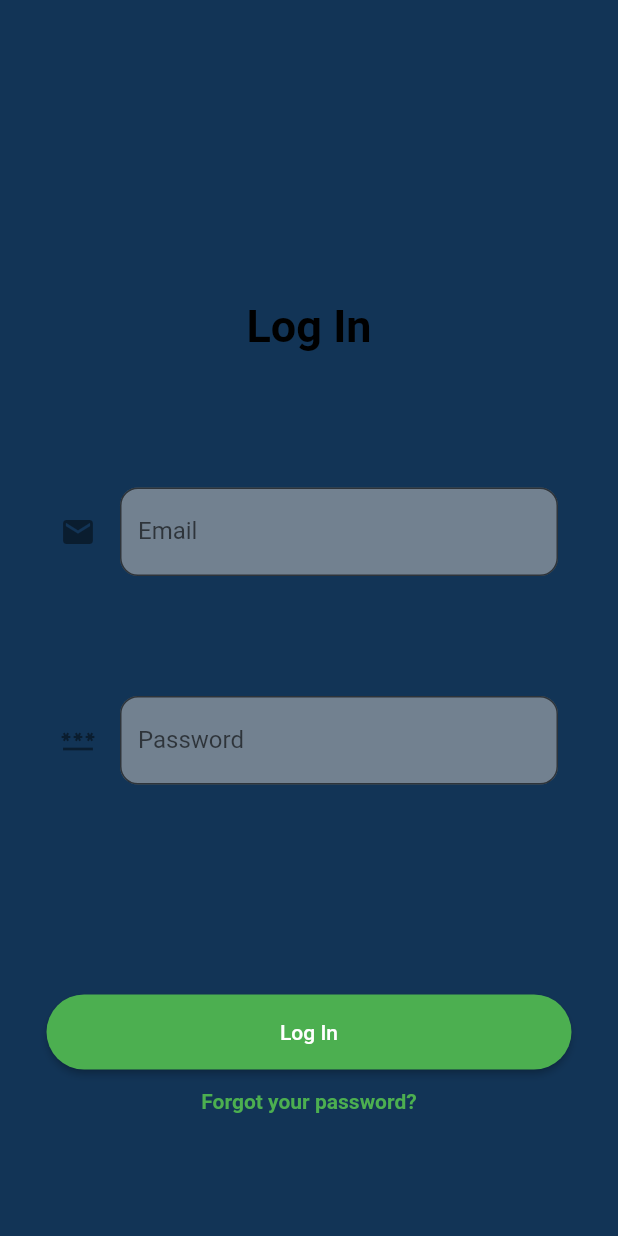
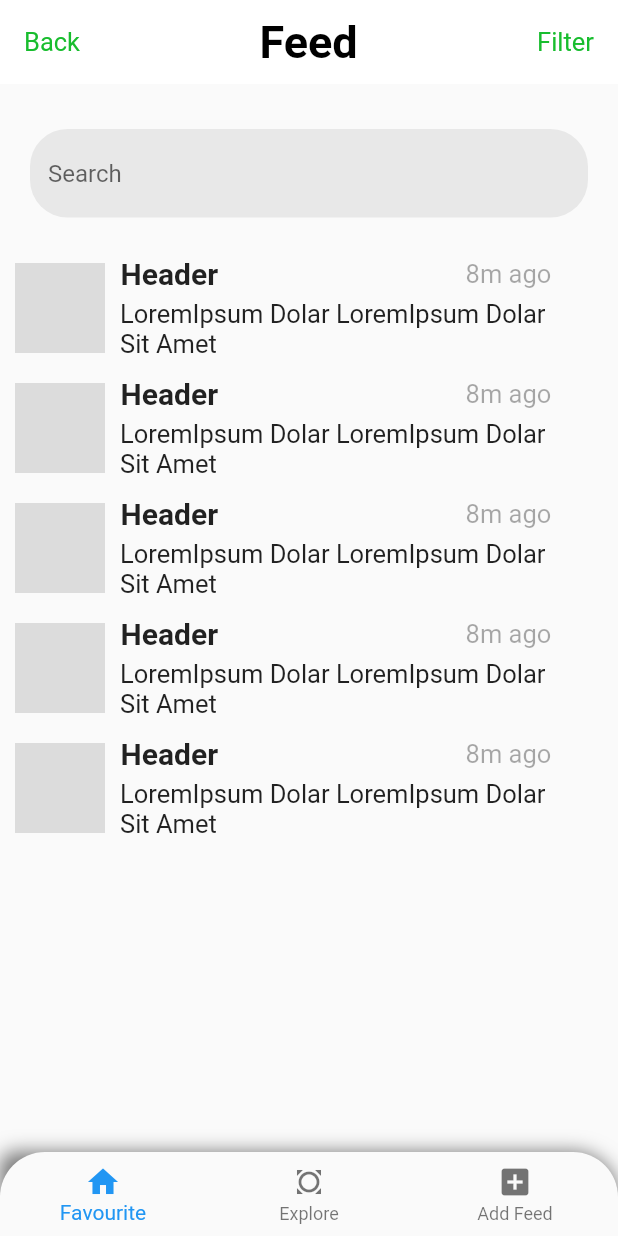
Before and after one commit to bedirhanayydin/Flutter-Application, a Flutter app: the screen it shows after launch, after a tap on "Log In", on a phone screen of 412 x 824 dp. Run offline on Flutter 3.47's test engine with Material 2 defaults, Android fonts, the phone set to English and light mode, and no system bars; Roboto replaces fonts that are missing (RobotoMono).

Commit message:
added feed screen

```diff
--- /dev/null
+++ b/lib/widgets/feed_screen.dart
@@ -0,0 +1,321 @@
+// ignore_for_file: prefer_const_constructors, prefer_const_literals_to_create_immutables
+
+import 'package:flutter/material.dart';
+
+class FeedScreen extends StatelessWidget {
+  const FeedScreen({Key? key}) : super(key: key);
+
+  @override
+  Widget build(BuildContext context) {
+    return Scaffold(
+      resizeToAvoidBottomInset: false,
+      appBar: AppBar(
+        automaticallyImplyLeading: false,
+        centerTitle: true,
+        backgroundColor: Color.fromARGB(255, 255, 255, 255),
+        elevation: 0.0, //çizgiyi kaldırdım
+        title: Row(
+          children: <Widget>[
+            Text(
+              'Back',
+              style: TextStyle(
+                  fontWeight: FontWeight.w400,
+                  fontSize: 17,
+                  color: Color.fromARGB(255, 24, 189, 46)),
+            ),
+            Text(
+              'Feed',
+              style: TextStyle(
+                  fontWeight: FontWeight.bold,
+                  fontSize: 30,
+                  color: Colors.black),
+            ),
+            Text(
+              'Filter',
+              style: TextStyle(
+                  fontWeight: FontWeight.w400,
+                  fontSize: 17,
+                  color: Color.fromARGB(255, 24, 189, 46)),
+            ),
+          ],
+          mainAxisAlignment: MainAxisAlignment.spaceBetween,
+        ),
+      ),
+      body: Column(
+        mainAxisAlignment: MainAxisAlignment.start,
+        children: [
+          Padding(
+            padding: const EdgeInsets.only(left: 20.0, right: 20, top: 30),
+            child: TextField(
+              textAlign: TextAlign.start,
+              decoration: InputDecoration(
+                filled: true,
+                fillColor: Color.fromARGB(76, 189, 189, 189),
+                hintText: 'Search',
+                border: OutlineInputBorder(
+                  borderSide: BorderSide.none,
+                  borderRadius: BorderRadius.circular(25),
+                ),
+              ),
+            ),
+          ),
+          SizedBox(height: 20),
+          Expanded(
+            child: Column(
+              children: [
+                Row(
+                  children: [
+                    Align(
+                      alignment: Alignment.centerLeft,
+                      child: Icon(
+                        Icons.square,
+                        color: Color.fromARGB(82, 158, 158, 158),
+                        size: 80,
+                      ),
+                    ),
+                    Column(
+                      children: [
+                        Row(
+                          children: <Widget>[
+                            Text(
+                              'Header',
+                              style: TextStyle(
+                                  fontWeight: FontWeight.bold, fontSize: 20),
+                            ),
+                            SizedBox(
+                              width: 165,
+                            ),
+                            Text(
+                              '8m ago',
+                              style: TextStyle(
+                                  color: Color.fromARGB(87, 0, 0, 0),
+                                  fontWeight: FontWeight.normal,
+                                  fontSize: 17),
+                            ),
+                          ],
+                        ),
+                        SizedBox(
+                          height: 5,
+                        ),
+                        Text(
+                          'LoremIpsum Dolar LoremIpsum Dolar \nSit Amet',
+                          style: TextStyle(
+                              fontWeight: FontWeight.normal, fontSize: 17),
+                        ),
+                      ],
+                    ),
+                  ],
+                ),
+                Row(
+                  children: [
+                    Align(
+                      alignment: Alignment.centerLeft,
+                      child: Icon(
+                        Icons.square,
+                        color: Color.fromARGB(82, 158, 158, 158),
+                        size: 80,
+                      ),
+                    ),
+                    Column(
+                      children: [
+                        Row(
+                          children: <Widget>[
+                            Text(
+                              'Header',
+                              style: TextStyle(
+                                  fontWeight: FontWeight.bold, fontSize: 20),
+                            ),
+                            SizedBox(
+                              width: 165,
+                            ),
+                            Text(
+                              '8m ago',
+                              style: TextStyle(
+                                  color: Color.fromARGB(87, 0, 0, 0),
+                                  fontWeight: FontWeight.normal,
+                                  fontSize: 17),
+                            ),
+                          ],
+                        ),
+                        SizedBox(
+                          height: 5,
+                        ),
+                        Text(
+                          'LoremIpsum Dolar LoremIpsum Dolar \nSit Amet',
+                          style: TextStyle(
+                              fontWeight: FontWeight.normal, fontSize: 17),
+                        ),
+                      ],
+                    ),
+                  ],
+                ),
+                Row(
+                  children: [
+                    Align(
+                      alignment: Alignment.centerLeft,
+                      child: Icon(
+                        Icons.square,
+                        color: Color.fromARGB(82, 158, 158, 158),
+                        size: 80,
+                      ),
+                    ),
+                    Column(
+                      children: [
+                        Row(
+                          children: <Widget>[
+                            Text(
+                              'Header',
+                              style: TextStyle(
+                                  fontWeight: FontWeight.bold, fontSize: 20),
+                            ),
+                            SizedBox(
+                              width: 165,
+                            ),
+                            Text(
+                              '8m ago',
+                              style: TextStyle(
+                                  color: Color.fromARGB(87, 0, 0, 0),
+                                  fontWeight: FontWeight.normal,
+                                  fontSize: 17),
+                            ),
+                          ],
+                        ),
+                        SizedBox(
+                          height: 5,
+                        ),
+                        Text(
+                          'LoremIpsum Dolar LoremIpsum Dolar \nSit Amet',
+                          style: TextStyle(
+                              fontWeight: FontWeight.normal, fontSize: 17),
+                        ),
+                      ],
+                    ),
+                  ],
+                ),
+                Row(
+                  children: [
+                    Align(
+                      alignment: Alignment.centerLeft,
+                      child: Icon(
+                        Icons.square,
+                        color: Color.fromARGB(82, 158, 158, 158),
+                        size: 80,
+                      ),
+                    ),
+                    Column(
+                      children: [
+                        Row(
+                          children: <Widget>[
+                            Text(
+                              'Header',
+                              style: TextStyle(
+                                  fontWeight: FontWeight.bold, fontSize: 20),
+                            ),
+                            SizedBox(
+                              width: 165,
+                            ),
+                            Text(
+                              '8m ago',
+                              style: TextStyle(
+                                  color: Color.fromARGB(87, 0, 0, 0),
+                                  fontWeight: FontWeight.normal,
+                                  fontSize: 17),
+                            ),
+                          ],
+                        ),
+                        SizedBox(
+                          height: 5,
+                        ),
+                        Text(
+                          'LoremIpsum Dolar LoremIpsum Dolar \nSit Amet',
+                          style: TextStyle(
+                              fontWeight: FontWeight.normal, fontSize: 17),
+                        ),
+                      ],
+                    ),
+                  ],
+                ),
+                Row(
+                  children: [
+                    Align(
+                      alignment: Alignment.centerLeft,
+                      child: Icon(
+                        Icons.square,
+                        color: Color.fromARGB(82, 158, 158, 158),
+                        size: 80,
+                      ),
+                    ),
+                    Column(
+                      children: [
+                        Row(
+                          children: <Widget>[
+                            Text(
+                              'Header',
+                              style: TextStyle(
+                                  fontWeight: FontWeight.bold, fontSize: 20),
+                            ),
+                            SizedBox(
+                              width: 165,
+                            ),
+                            Text(
+                              '8m ago',
+                              style: TextStyle(
+                                  color: Color.fromARGB(87, 0, 0, 0),
+                                  fontWeight: FontWeight.normal,
+                                  fontSize: 17),
+                            ),
+                          ],
+                        ),
+                        SizedBox(
+                          height: 5,
+                        ),
+                        Text(
+                          'LoremIpsum Dolar LoremIpsum Dolar \nSit Amet',
+                          style: TextStyle(
+                              fontWeight: FontWeight.normal, fontSize: 17),
+                        ),
+                      ],
+                    ),
+                  ],
+                ),
+              ],
+            ),
+          ),
+        ],
+      ),
+      bottomNavigationBar: Container(
+          decoration: BoxDecoration(
+            borderRadius: BorderRadius.only(
+                topRight: Radius.circular(30), topLeft: Radius.circular(10)),
+            boxShadow: [
+              BoxShadow(
+                  color: Color.fromARGB(134, 0, 0, 0),
+                  spreadRadius: 0,
+                  blurRadius: 10),
+            ],
+          ),
+          child: ClipRRect(
+            borderRadius: BorderRadius.only(
+              topLeft: Radius.circular(30.0),
+              topRight: Radius.circular(30.0),
+            ),
+            child: BottomNavigationBar(
+              items: <BottomNavigationBarItem>[
+                BottomNavigationBarItem(
+                  icon: Icon(Icons.home),
+                  label: ('Favourite'),
+                ),
+                BottomNavigationBarItem(
+                  icon: Icon(Icons.all_out_outlined),
+                  label: ('Explore'),
+                ),
+                BottomNavigationBarItem(
+                  icon: Icon(Icons.add_box),
+                  label: ('Add Feed'),
+                ),
+              ],
+            ),
+          )),
+    );
+  }
+}
--- a/lib/widgets/login_screen.dart
+++ b/lib/widgets/login_screen.dart
@@ -1,6 +1,7 @@
 // ignore_for_file: prefer_const_constructors_in_immutables, prefer_const_constructors, prefer_const_literals_to_create_immutables, avoid_unnecessary_containers
 
 import 'package:flutter/material.dart';
+import 'package:flutter_application_3/widgets/feed_screen.dart';
 
 class LoginScreen extends StatefulWidget {
   LoginScreen({Key? key}) : super(key: key);
@@ -81,7 +82,11 @@ class _LoginScreenState extends State<LoginScreen> {
                   ),
                   minimumSize: Size(350, 50),
                 ),
-                onPressed: () {},
+                onPressed: () {
+                  Navigator.push(context, MaterialPageRoute(builder: (context) {
+                    return FeedScreen();
+                  }));
+                },
                 child: Text(
                   'Log In',
                 ),
```
